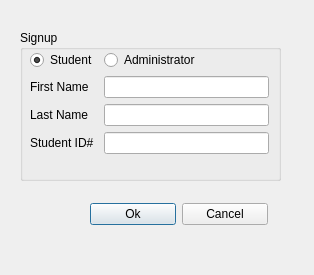
The window that signupwindow.ui (sprinklej/00100100) describes before a commit, drawn with Qt 5.
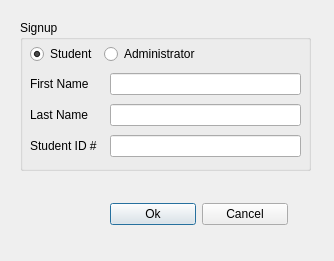
The same window after the commit.

Commit message: improved login and signup windows

The edit to the form file:
```diff
--- a/signupwindow.ui
+++ b/signupwindow.ui
@@ -6,8 +6,8 @@
    <rect>
     <x>0</x>
     <y>0</y>
-    <width>314</width>
-    <height>275</height>
+    <width>334</width>
+    <height>261</height>
    </rect>
   </property>
   <property name="windowTitle">
@@ -17,8 +17,8 @@
    <property name="geometry">
     <rect>
      <x>20</x>
-     <y>30</y>
-     <width>261</width>
+     <y>20</y>
+     <width>291</width>
      <height>151</height>
     </rect>
    </property>
@@ -29,14 +29,17 @@
     <property name="geometry">
      <rect>
       <x>10</x>
-      <y>20</y>
-      <width>239</width>
+      <y>21</y>
+      <width>271</width>
       <height>123</height>
      </rect>
     </property>
-    <layout class="QFormLayout" name="formLayout">
+    <layout class="QGridLayout" name="gridLayout">
      <item row="0" column="0">
       <widget class="QRadioButton" name="radioButton_student">
+       <property name="layoutDirection">
+        <enum>Qt::LeftToRight</enum>
+       </property>
        <property name="text">
         <string>Student</string>
        </property>
@@ -45,50 +48,59 @@
        </property>
       </widget>
      </item>
-     <item row="0" column="1">
+     <item row="3" column="0" colspan="2">
+      <widget class="QLabel" name="label_ID">
+       <property name="text">
+        <string>Student ID # </string>
+       </property>
+      </widget>
+     </item>
+     <item row="3" column="2">
+      <widget class="QLineEdit" name="lineEdit_ID"/>
+     </item>
+     <item row="2" column="2">
+      <widget class="QLineEdit" name="lineEdit_lastname"/>
+     </item>
+     <item row="1" column="2">
+      <widget class="QLineEdit" name="lineEdit_firstname"/>
+     </item>
+     <item row="0" column="1" colspan="2">
       <widget class="QRadioButton" name="radioButton_admin">
+       <property name="maximumSize">
+        <size>
+         <width>16777000</width>
+         <height>16777215</height>
+        </size>
+       </property>
+       <property name="layoutDirection">
+        <enum>Qt::LeftToRight</enum>
+       </property>
        <property name="text">
         <string>Administrator</string>
        </property>
       </widget>
      </item>
-     <item row="1" column="0">
+     <item row="1" column="0" colspan="2">
       <widget class="QLabel" name="label_">
        <property name="text">
         <string>First Name</string>
        </property>
       </widget>
      </item>
-     <item row="1" column="1">
-      <widget class="QLineEdit" name="lineEdit_firstname"/>
-     </item>
-     <item row="2" column="0">
+     <item row="2" column="0" colspan="2">
       <widget class="QLabel" name="label_2">
        <property name="text">
         <string>Last Name</string>
        </property>
       </widget>
      </item>
-     <item row="2" column="1">
-      <widget class="QLineEdit" name="lineEdit_lastname"/>
-     </item>
-     <item row="3" column="0">
-      <widget class="QLabel" name="label_ID">
-       <property name="text">
-        <string>Student ID#</string>
-       </property>
-      </widget>
-     </item>
-     <item row="3" column="1">
-      <widget class="QLineEdit" name="lineEdit"/>
-     </item>
     </layout>
    </widget>
   </widget>
   <widget class="QWidget" name="">
    <property name="geometry">
     <rect>
-     <x>90</x>
+     <x>110</x>
      <y>200</y>
      <width>178</width>
      <height>29</height>
```
Left out of the diff: 4 changed lines with no effect on the pictures. The commit also changes 7 other files.
